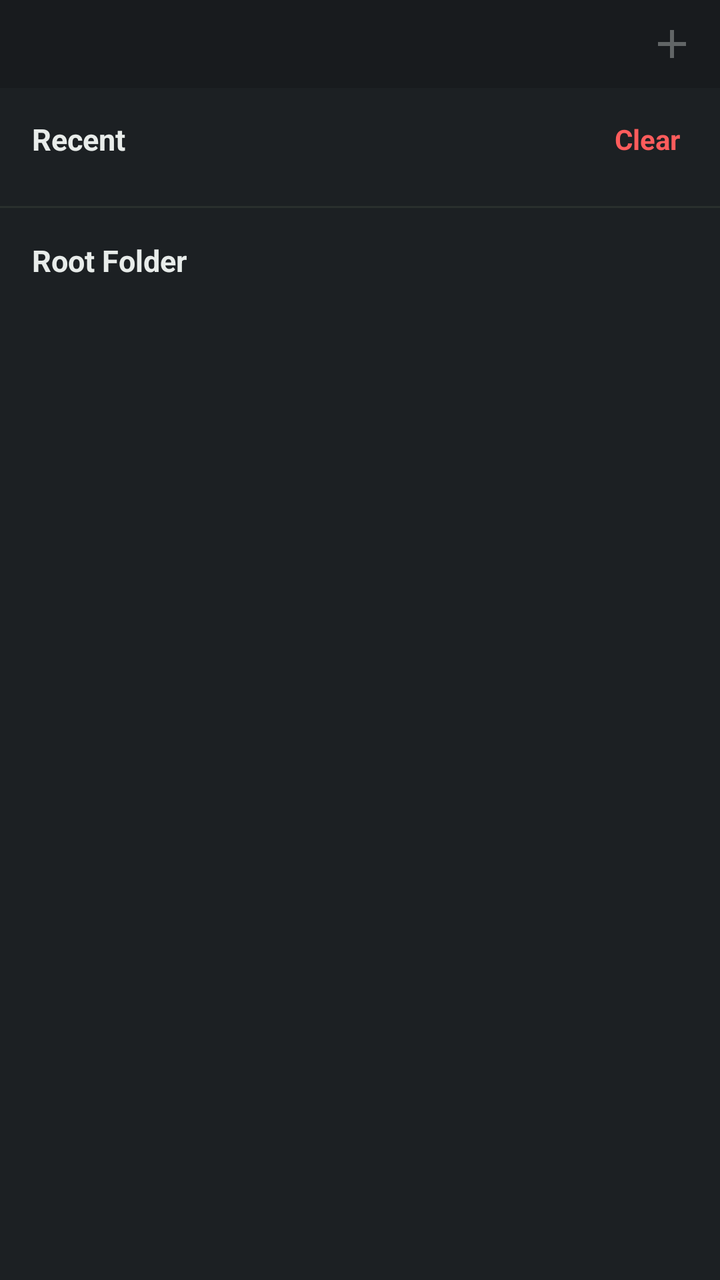
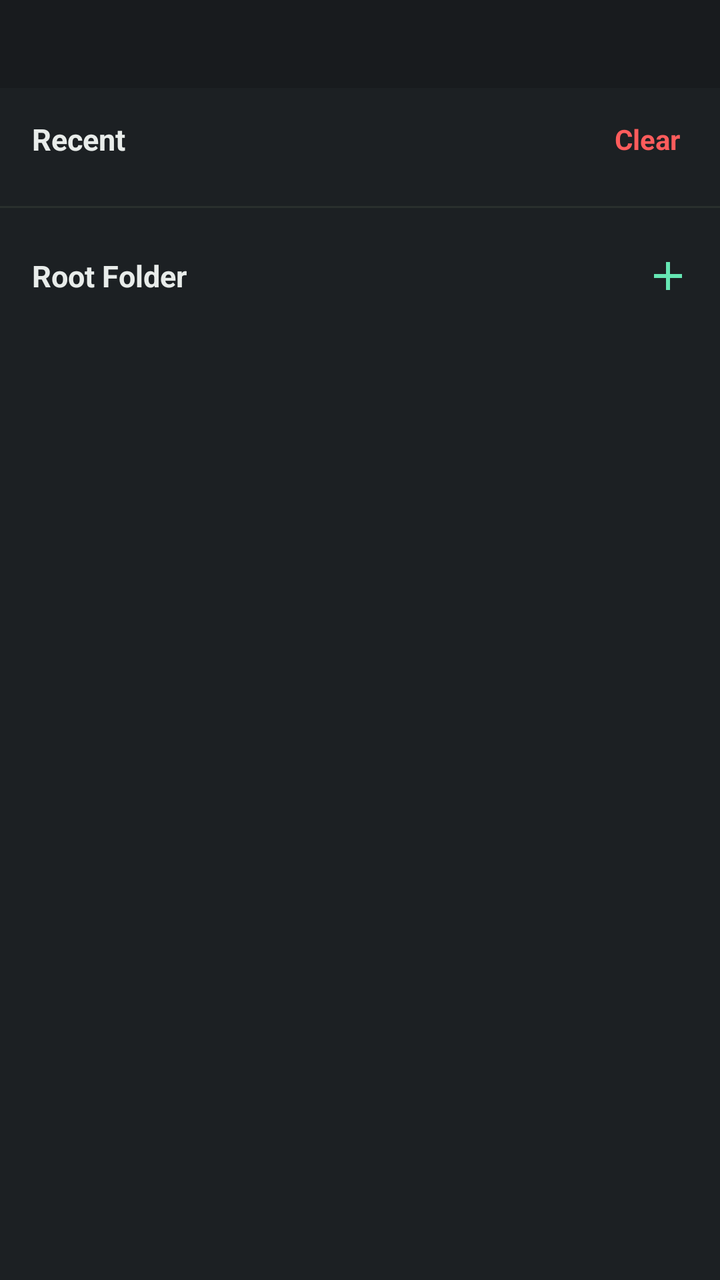

Two renders of the same Android screen: before a commit and after it. Below are the layout's source before the change and the commit's diff.
<!-- AndroidManifest.xml: application theme Theme.PyEdit -->
<!-- res/layout/drawer_content.xml -->
<?xml version="1.0" encoding="utf-8"?>
<LinearLayout xmlns:android="http://schemas.android.com/apk/res/android"
    xmlns:app="http://schemas.android.com/apk/res-auto"
    android:layout_width="match_parent"
    android:layout_height="match_parent"
    android:orientation="vertical"
    android:background="@color/popup_background">

    
    <LinearLayout
        android:layout_width="match_parent"
        android:layout_height="44dp"
        android:orientation="horizontal"
        android:background="@color/topbar_background"
        android:gravity="center_vertical"
        android:paddingStart="12dp"
        android:paddingEnd="4dp">

        <View
            android:layout_width="0dp"
            android:layout_height="1dp"
            android:layout_weight="1" />

        <ImageButton
            android:id="@+id/btn_drawer_add"
            android:layout_width="40dp"
            android:layout_height="40dp"
            android:src="@drawable/ic_add"
            android:background="?attr/selectableItemBackgroundBorderless"
            android:enabled="false"
            android:alpha="0.35"
            app:tint="@color/text_normal"
            android:contentDescription="Add" />

    </LinearLayout>

    
    <LinearLayout
        android:layout_width="match_parent"
        android:layout_height="0dp"
        android:layout_weight="1"
        android:orientation="vertical"
        android:paddingTop="12dp">

        <LinearLayout
            android:layout_width="match_parent"
            android:layout_height="wrap_content"
            android:orientation="horizontal"
            android:paddingStart="16dp"
            android:paddingEnd="16dp"
            android:paddingBottom="12dp"
            android:gravity="center_vertical">

            <TextView
                android:id="@+id/tv_recent_header"
                android:layout_width="0dp"
                android:layout_height="wrap_content"
                android:layout_weight="1"
                android:text="@string/drawer_recent"
                android:textStyle="bold"
                android:textColor="@color/text_normal"
                android:textSize="15sp" />

            <TextView
                android:id="@+id/tv_clear_recent"
                android:layout_width="wrap_content"
                android:layout_height="wrap_content"
                android:text="@string/drawer_clear"
                android:textStyle="bold"
                android:textColor="@color/error_color"
                android:textSize="14sp"
                android:padding="4dp"
                android:background="?attr/selectableItemBackground" />

        </LinearLayout>

        <androidx.recyclerview.widget.RecyclerView
            android:id="@+id/rv_recent_files"
            android:layout_width="match_parent"
            android:layout_height="wrap_content"
            android:maxHeight="200dp"
            android:paddingStart="8dp"
            android:paddingEnd="8dp" />

        <View
            android:layout_width="match_parent"
            android:layout_height="1dp"
            android:layout_marginTop="8dp"
            android:background="@color/border_divider" />

        
        <TextView
            android:id="@+id/tv_root_folder_header"
            android:layout_width="match_parent"
            android:layout_height="wrap_content"
            android:text="@string/drawer_root_folder"
            android:textStyle="bold"
            android:textColor="@color/text_normal"
            android:textSize="15sp"
            android:paddingStart="16dp"
            android:paddingEnd="16dp"
            android:paddingTop="16dp"
            android:paddingBottom="8dp" />

        <TextView
            android:id="@+id/tv_drawer_no_python_files"
            android:layout_width="match_parent"
            android:layout_height="wrap_content"
            android:text="@string/no_python_files"
            android:textColor="@color/text_comment"
            android:textStyle="italic"
            android:alpha="0.7"
            android:textSize="13sp"
            android:paddingStart="16dp"
            android:paddingEnd="16dp"
            android:visibility="gone" />

        <androidx.recyclerview.widget.RecyclerView
            android:id="@+id/rv_file_tree"
            android:layout_width="match_parent"
            android:layout_height="0dp"
            android:layout_weight="1"
            android:paddingStart="8dp"
            android:paddingEnd="8dp" />

    </LinearLayout>

</LinearLayout>
<!-- resources referenced by this layout -->
<resources>
  <color name="border_divider">#292F2D</color>
  <color name="error_color">#FF5C5C</color>
  <color name="popup_background">#1C2023</color>
  <color name="text_comment">#78857F</color>
  <color name="text_normal">#E8ECEA</color>
  <color name="topbar_background">#181B1E</color>
  <!-- drawable ic_add (drawable) -->
  <vector xmlns:android="http://schemas.android.com/apk/res/android"
      android:width="24dp"
      android:height="24dp"
      android:viewportWidth="24"
      android:viewportHeight="24">
      <path
          android:fillColor="#FFFFFFFF"
          android:pathData="M19,13h-6v6h-2v-6H5v-2h6V5h2v6h6v2z"/>
  </vector>
  <string name="drawer_clear">Clear</string>
  <string name="drawer_recent">Recent</string>
  <string name="drawer_root_folder">Root Folder</string>
  <string name="no_python_files">There is no python file inside this folder</string>
  <style name="Theme.PyEdit" parent="Theme.MaterialComponents.NoActionBar">
          <item name="colorPrimary">@color/mint_primary</item>
          <item name="colorPrimaryDark">@color/topbar_background</item>
          <item name="colorAccent">@color/mint_primary</item>
          <item name="android:windowBackground">@color/editor_background</item>
          <item name="android:statusBarColor">@color/topbar_background</item>
          <item name="android:navigationBarColor">@color/editor_background</item>
          <item name="android:textColor">@color/text_normal</item>
          <item name="android:textColorPrimary">@color/text_normal</item>
          <item name="android:windowLightStatusBar">false</item>
      </style>
  <color name="mint_primary">#65E6B3</color>
  <color name="editor_background">#111315</color>
</resources>

<!-- the commit's change to res/layout/drawer_content.xml (unified diff, before → after) -->
@@ -7,34 +7,11 @@
     android:background="@color/popup_background">
 
     
-    <LinearLayout
+    <View
         android:layout_width="match_parent"
         android:layout_height="44dp"
-        android:orientation="horizontal"
-        android:background="@color/topbar_background"
-        android:gravity="center_vertical"
-        android:paddingStart="12dp"
-        android:paddingEnd="4dp">
+        android:background="@color/topbar_background" />
 
-        <View
-            android:layout_width="0dp"
-            android:layout_height="1dp"
-            android:layout_weight="1" />
-
-        <ImageButton
-            android:id="@+id/btn_drawer_add"
-            android:layout_width="40dp"
-            android:layout_height="40dp"
-            android:src="@drawable/ic_add"
-            android:background="?attr/selectableItemBackgroundBorderless"
-            android:enabled="false"
-            android:alpha="0.35"
-            app:tint="@color/text_normal"
-            android:contentDescription="Add" />
-
-    </LinearLayout>
-
-    
     <LinearLayout
         android:layout_width="match_parent"
         android:layout_height="0dp"
@@ -89,18 +66,48 @@
             android:background="@color/border_divider" />
 
         
-        <TextView
-            android:id="@+id/tv_root_folder_header"
+        <LinearLayout
             android:layout_width="match_parent"
             android:layout_height="wrap_content"
-            android:text="@string/drawer_root_folder"
-            android:textStyle="bold"
-            android:textColor="@color/text_normal"
-            android:textSize="15sp"
+            android:orientation="horizontal"
+            android:gravity="center_vertical"
             android:paddingStart="16dp"
-            android:paddingEnd="16dp"
+            android:paddingEnd="8dp"
             android:paddingTop="16dp"
-            android:paddingBottom="8dp" />
+            android:paddingBottom="8dp">
+
+            <TextView
+                android:id="@+id/tv_root_folder_header"
+                android:layout_width="wrap_content"
+                android:layout_height="wrap_content"
+                android:text="@string/drawer_root_folder"
+                android:textStyle="bold"
+                android:textColor="@color/text_normal"
+                android:textSize="15sp" />
+
+            <TextView
+                android:id="@+id/tv_root_folder_name"
+                android:layout_width="0dp"
+                android:layout_height="wrap_content"
+                android:layout_weight="1"
+                android:layout_marginStart="8dp"
+                android:layout_marginEnd="8dp"
+                android:gravity="center"
+                android:singleLine="true"
+                android:ellipsize="middle"
+                android:textColor="@color/text_comment"
+                android:textSize="13sp" />
+
+            <ImageButton
+                android:id="@+id/btn_drawer_add"
+                android:layout_width="36dp"
+                android:layout_height="36dp"
+                android:src="@drawable/ic_add"
+                android:background="?attr/selectableItemBackgroundBorderless"
+                app:tint="@color/mint_primary"
+                android:contentDescription="New file" />
+
+        </LinearLayout>
 
         <TextView
             android:id="@+id/tv_drawer_no_python_files"
<!-- resource entries referenced after the edit -->
@@ -2,6 +2,7 @@
 <resources>
   <color name="border_divider">#292F2D</color>
   <color name="error_color">#FF5C5C</color>
+  <color name="mint_primary">#65E6B3</color>
   <color name="popup_background">#1C2023</color>
   <color name="text_comment">#78857F</color>
   <color name="text_normal">#E8ECEA</color>
@@ -31,7 +32,6 @@
           <item name="android:textColorPrimary">@color/text_normal</item>
           <item name="android:windowLightStatusBar">false</item>
       </style>
-  <color name="mint_primary">#65E6B3</color>
   <color name="editor_background">#111315</color>
 </resources>
 
